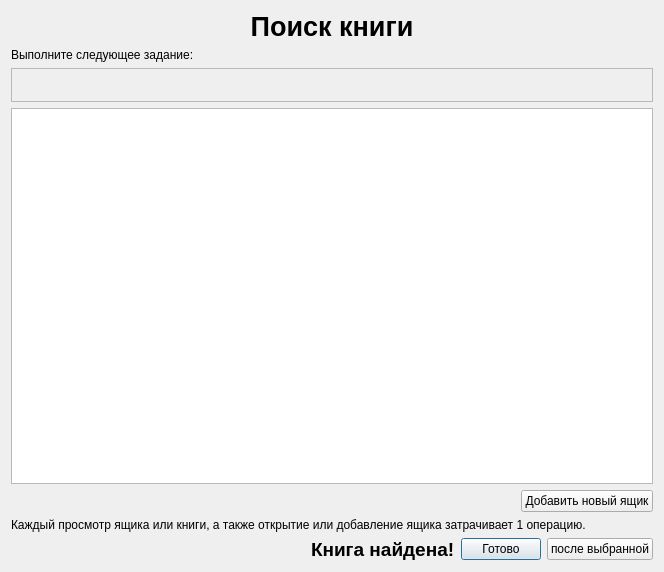
Above: newcheckdialog.ui from dralex/boxes-diagnostics before the change. Below: the same form after it.
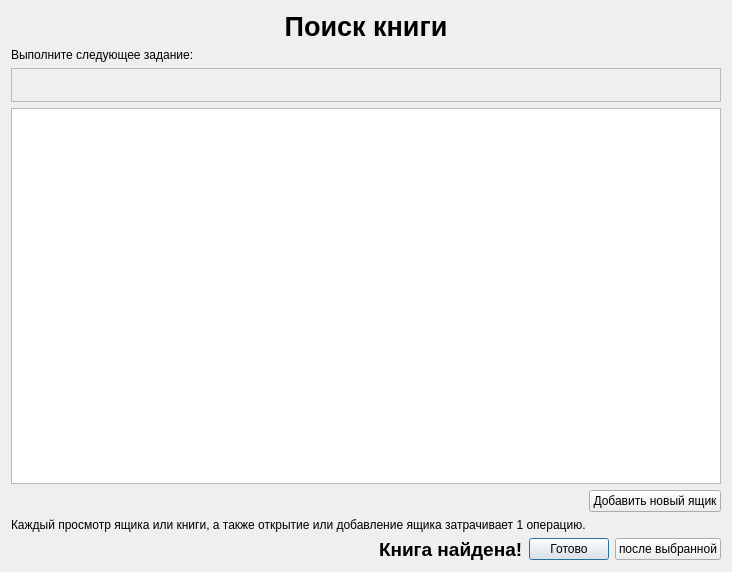
That is the form after the change. Icons and pictures are not drawn.

Commit message: correcting new check dialog implementation

The edit to the form file:
```diff
--- a/newcheckdialog.ui
+++ b/newcheckdialog.ui
@@ -6,7 +6,7 @@
    <rect>
     <x>0</x>
     <y>0</y>
-    <width>664</width>
+    <width>732</width>
     <height>572</height>
    </rect>
   </property>
```
The commit also changes 3 other files.
